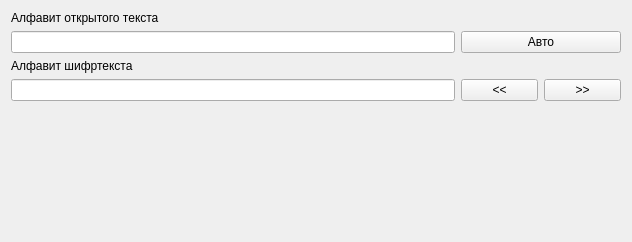
This is resources/basic_replace.ui in Firyst/myCryptography as Qt 5 draws it before an edit. The edited form follows.
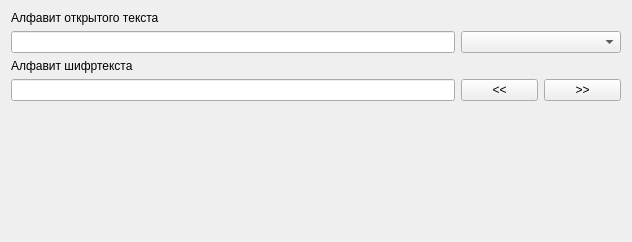
This is the edited form.

The edit to the form file:
```diff
--- a/resources/basic_replace.ui
+++ b/resources/basic_replace.ui
@@ -22,21 +22,18 @@
     </widget>
    </item>
    <item>
-    <layout class="QHBoxLayout" name="horizontalLayout_4" stretch="4,2">
+    <layout class="QHBoxLayout" name="horizontalLayout_4" stretch="0,1">
      <item>
       <widget class="QLineEdit" name="alph0"/>
      </item>
      <item>
-      <widget class="QPushButton" name="auto_button">
+      <widget class="QComboBox" name="alphabet_sel">
        <property name="maximumSize">
         <size>
          <width>160</width>
          <height>16777215</height>
         </size>
        </property>
-       <property name="text">
-        <string>Авто</string>
-       </property>
       </widget>
      </item>
     </layout>
```
